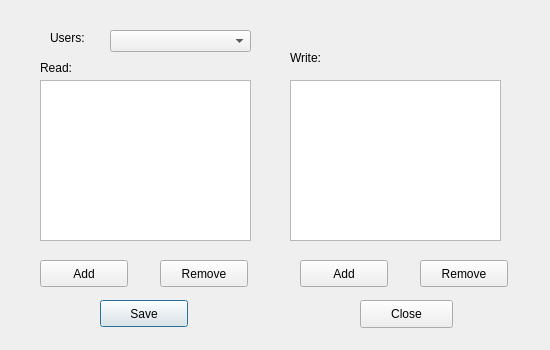
Old version of the form dlg_setPermission.ui in the repository LESPROJEKT/qgis-layman-plugin.
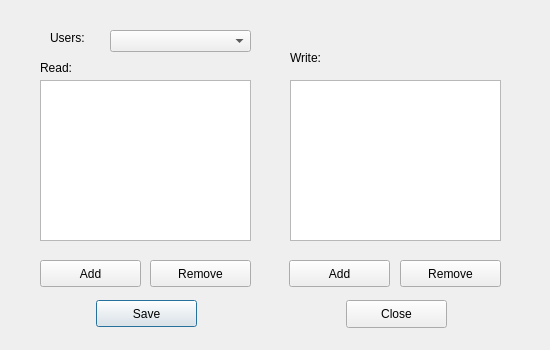
New version of the form.

Commit message: hromadné WFS, WMS, nastavení práv

The edit to the form file:
```diff
--- a/dlg_setPermission.ui
+++ b/dlg_setPermission.ui
@@ -37,9 +37,9 @@
   <widget class="QPushButton" name="pushButton_save">
    <property name="geometry">
     <rect>
-     <x>100</x>
+     <x>96</x>
      <y>300</y>
-     <width>88</width>
+     <width>101</width>
      <height>27</height>
     </rect>
    </property>
@@ -50,9 +50,9 @@
   <widget class="QPushButton" name="pushButton_close">
    <property name="geometry">
     <rect>
-     <x>360</x>
+     <x>346</x>
      <y>300</y>
-     <width>93</width>
+     <width>101</width>
      <height>28</height>
     </rect>
    </property>
@@ -65,7 +65,7 @@
     <rect>
      <x>40</x>
      <y>260</y>
-     <width>88</width>
+     <width>101</width>
      <height>27</height>
     </rect>
    </property>
@@ -76,9 +76,9 @@
   <widget class="QPushButton" name="pushButton_addWrite">
    <property name="geometry">
     <rect>
-     <x>300</x>
+     <x>289</x>
      <y>260</y>
-     <width>88</width>
+     <width>101</width>
      <height>27</height>
     </rect>
    </property>
@@ -89,9 +89,9 @@
   <widget class="QPushButton" name="pushButton_removeRead">
    <property name="geometry">
     <rect>
-     <x>160</x>
+     <x>150</x>
      <y>260</y>
-     <width>88</width>
+     <width>101</width>
      <height>27</height>
     </rect>
    </property>
@@ -102,9 +102,9 @@
   <widget class="QPushButton" name="pushButton_removeWrite">
    <property name="geometry">
     <rect>
-     <x>420</x>
+     <x>400</x>
      <y>260</y>
-     <width>88</width>
+     <width>101</width>
      <height>27</height>
     </rect>
    </property>
```
The commit also changes 2 other files.
